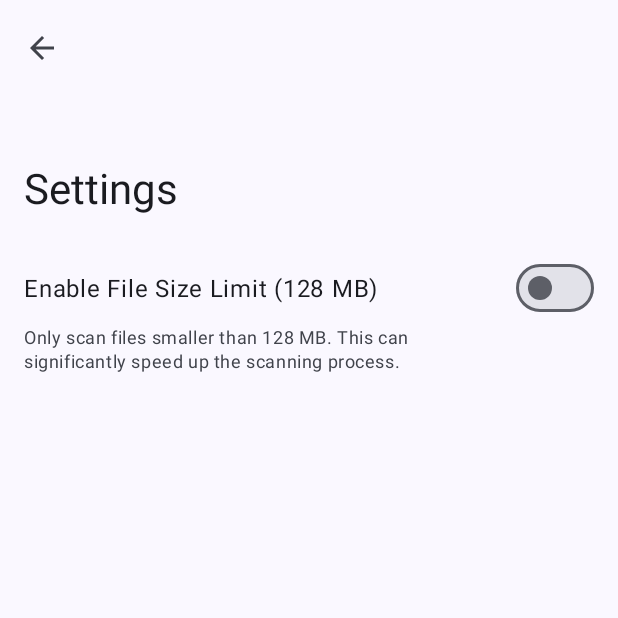
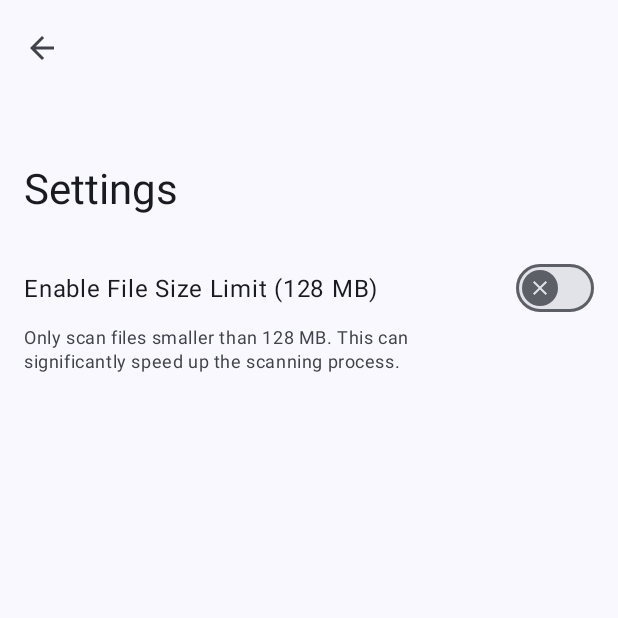
Before and after one commit to k4ustu3h/DeDupe, an Android app: the screen it shows after launch (SettingsActivity), after a tap on "Settings", on a phone screen of 412 x 824 dp, the top half of it. Run offline under Robolectric (Android 15) with nearby library versions, the phone set to English and light mode, and no system bars; libraries missing offline, so code that uses them is left out: com.skydoves.balloon, com.xwray.groupie; 3 statements that could not run were skipped.

Commit message:
Add onboarding tooltip for the file size limit switch
Changed
  - Add thumb icons to the switch
  - Update JVM version to 23

```diff
--- a/app/src/main/java/k4ustu3h/dedupe/MainActivity.kt
+++ b/app/src/main/java/k4ustu3h/dedupe/MainActivity.kt
@@ -11,12 +11,16 @@ import android.widget.LinearLayout
 import android.widget.Toast
 import androidx.activity.result.contract.ActivityResultContracts
 import androidx.appcompat.app.AppCompatActivity
+import androidx.core.content.edit
 import androidx.core.net.toUri
 import androidx.core.view.ViewCompat
 import androidx.core.view.WindowInsetsCompat
 import androidx.recyclerview.widget.LinearLayoutManager
 import androidx.recyclerview.widget.RecyclerView
 import com.google.android.material.appbar.MaterialToolbar
+import com.skydoves.balloon.ArrowOrientation
+import com.skydoves.balloon.Balloon
+import com.skydoves.balloon.BalloonAnimation
 import com.xwray.groupie.GroupAdapter
 import k4ustu3h.dedupe.components.DuplicateFilesGroup
 import k4ustu3h.dedupe.components.card.DuplicateFileCard
@@ -52,6 +56,9 @@ class MainActivity : AppCompatActivity() {
             insets
         }
 
+        val sharedPref = getSharedPreferences("onboarding_prefs", MODE_PRIVATE)
+        val tooltipShown = sharedPref.getBoolean("settings_tooltip_shown", false)
+
         recyclerView = findViewById(R.id.recyclerView)
         topAppBar = findViewById(R.id.topAppBar)
         welcomeLayout = findViewById(R.id.welcomeLayout)
@@ -77,6 +84,24 @@ class MainActivity : AppCompatActivity() {
                 }
 
                 else -> false
+            }
+        }
+
+        if (!tooltipShown) {
+            topAppBar.post {
+                val settingsButton = topAppBar.findViewById<View>(R.id.settingsButton)
+                if (settingsButton != null) {
+                    val balloon = Balloon.Builder(this).setArrowOrientation(ArrowOrientation.TOP)
+                        .setArrowPosition(0.81f).setArrowSize(10)
+                        .setBackgroundColor(getColor(R.color.primaryContainer))
+                        .setBalloonAnimation(BalloonAnimation.FADE).setPadding(12)
+                        .setText(getString(R.string.tooltip_size_limit)).setTextSize(12f)
+                        .setCornerRadius(10f).setWidthRatio(0.5f).setLifecycleOwner(this).build()
+
+                    balloon.showAlignBottom(settingsButton)
+
+                    sharedPref.edit { putBoolean("settings_tooltip_shown", true) }
+                }
             }
         }
     }
--- /dev/null
+++ b/app/src/main/res/drawable/check.xml
@@ -0,0 +1,9 @@
+<vector xmlns:android="http://schemas.android.com/apk/res/android"
+    android:width="24dp"
+    android:height="24dp"
+    android:viewportWidth="24"
+    android:viewportHeight="24">
+    <path
+        android:fillColor="?attr/colorControlNormal"
+        android:pathData="m9.55,18 l-5.7,-5.7 1.425,-1.425L9.55,15.15l9.175,-9.175L20.15,7.4z" />
+</vector>
--- /dev/null
+++ b/app/src/main/res/drawable/close.xml
@@ -0,0 +1,9 @@
+<vector xmlns:android="http://schemas.android.com/apk/res/android"
+    android:width="24dp"
+    android:height="24dp"
+    android:viewportWidth="24"
+    android:viewportHeight="24">
+    <path
+        android:fillColor="?attr/colorControlNormal"
+        android:pathData="M6.4,19 L5,17.6 10.6,12 5,6.4 6.4,5 12,10.6 17.6,5 19,6.4 13.4,12 19,17.6 17.6,19 12,13.4Z" />
+</vector>
--- /dev/null
+++ b/app/src/main/res/drawable/switch_thumb_icon.xml
@@ -0,0 +1,6 @@
+<?xml version="1.0" encoding="utf-8"?>
+<selector xmlns:android="http://schemas.android.com/apk/res/android">
+    <item android:drawable="@drawable/check" android:state_checked="true" />
+    <item android:drawable="@drawable/close" android:state_checked="false" />
+    <item android:drawable="@drawable/close" />
+</selector>
--- a/app/src/main/res/layout/activity_settings.xml
+++ b/app/src/main/res/layout/activity_settings.xml
@@ -44,7 +44,8 @@
                 android:layout_width="match_parent"
                 android:layout_height="wrap_content"
                 android:text="@string/enable_file_size_limit"
-                android:textAppearance="?attr/textAppearanceBodyLarge" />
+                android:textAppearance="?attr/textAppearanceBodyLarge"
+                app:thumbIcon="@drawable/switch_thumb_icon" />
 
             <TextView
                 android:layout_width="wrap_content"
--- a/app/src/main/res/values/colors.xml
+++ b/app/src/main/res/values/colors.xml
@@ -1,5 +1,6 @@
 <?xml version="1.0" encoding="utf-8"?>
 <resources>
     <color name="primary">#2962ff</color>
+    <color name="primaryContainer">@color/material_dynamic_neutral10</color>
     <color name="white">#fff</color>
 </resources>
--- a/app/src/main/res/values/strings.xml
+++ b/app/src/main/res/values/strings.xml
@@ -5,5 +5,6 @@
     <string name="only_scan_small_files_description">Only scan files smaller than 128 MB. This can significantly speed up the scanning process.</string>
     <string name="scan">Scan</string>
     <string name="settings">Settings</string>
+    <string name="tooltip_size_limit">Consider enabling the file size limit for a faster scan.</string>
     <string name="welcome_message">Tap on the scan button to clean some duplicates</string>
 </resources>
--- a/gradle/libs.versions.toml
+++ b/gradle/libs.versions.toml
@@ -2,6 +2,7 @@
 activity = "1.10.1"
 agp = "8.9.2"
 appcompat = "1.7.0"
+balloon = "1.6.0"
 coreKtx = "1.16.0"
 groupie = "2.10.1"
 kotlin = "2.1.20"
@@ -15,6 +16,7 @@ androidx-appcompat = { group = "androidx.appcompat", name = "appcompat", version
 androidx-core-ktx = { group = "androidx.core", name = "core-ktx", version.ref = "coreKtx" }
 androidx-lifecycle-runtime-ktx = { module = "androidx.lifecycle:lifecycle-runtime-ktx", version.ref = "lifecycleRuntimeKtx" }
 androidx-recyclerview = { module = "androidx.recyclerview:recyclerview", version.ref = "recyclerview" }
+balloon = { module = "com.github.skydoves:balloon", version.ref = "balloon" }
 groupie = { group = "com.github.lisawray.groupie", name = "groupie", version.ref = "groupie" }
 groupie-kotlin-android-extensions = { group = "com.github.lisawray.groupie", name = "groupie-kotlin-android-extensions", version.ref = "groupie" }
 groupie-viewbinding = { module = "com.github.lisawray.groupie:groupie-viewbinding", version.ref = "groupie" }
```
Also changed, not shown: app/build.gradle.kts (+4 -3 lines).
